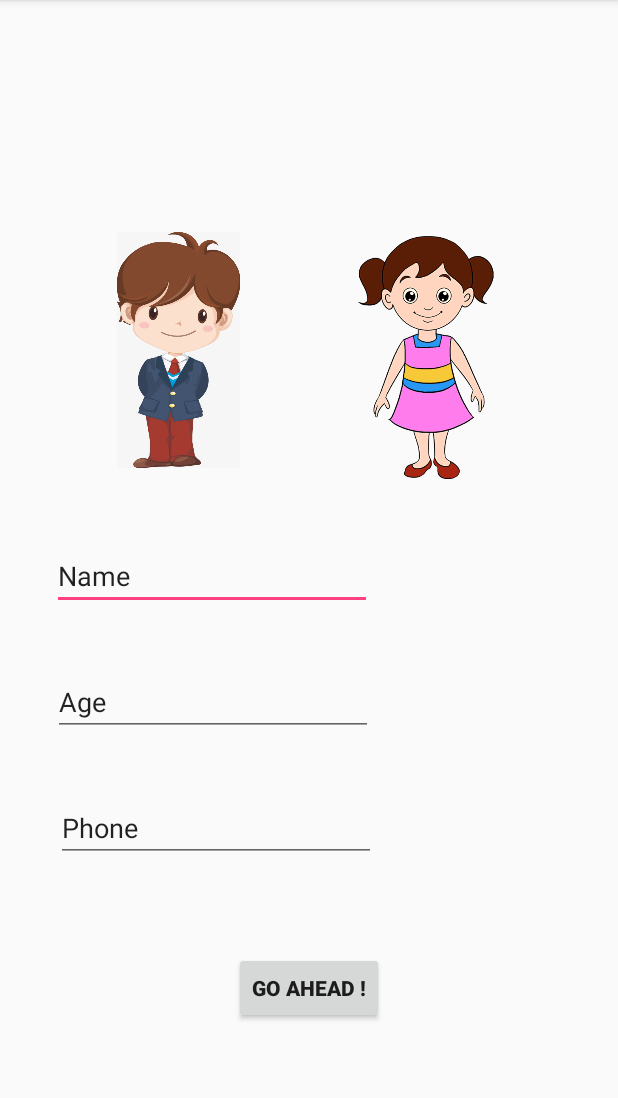
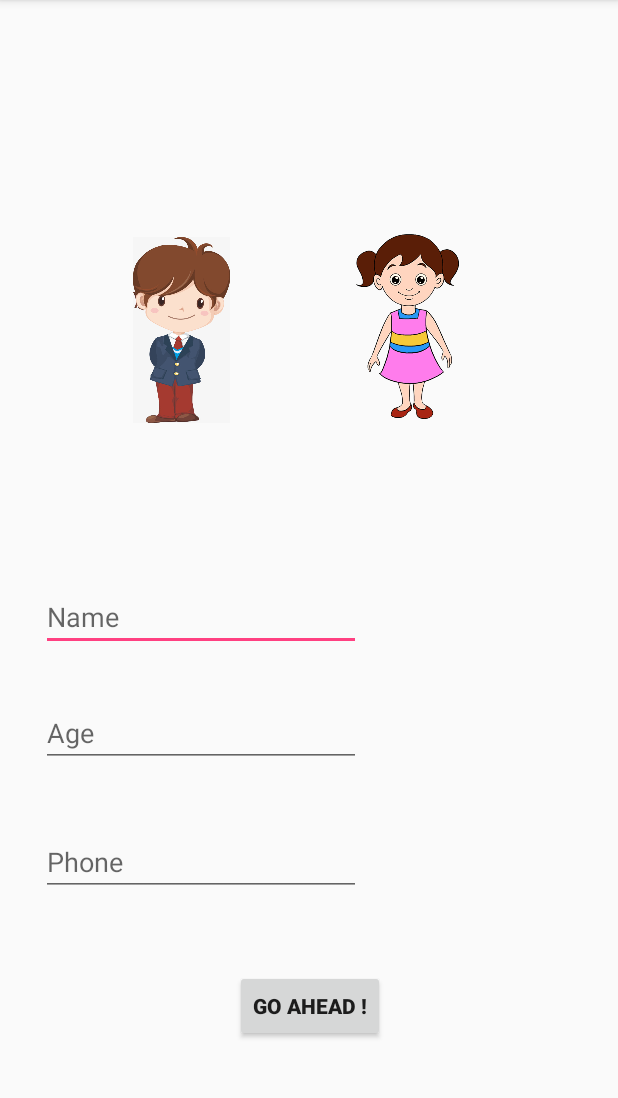
Before and after one commit to CodesByMrFarenheit/DermaPal, an Android app: the screen it shows after launch (MainActivity), after a tap on "SIGNUP", on a phone screen of 412 x 824 dp, the part 84-1182 px from its top. Run offline under Robolectric (Android 15) with nearby library versions, the phone set to English and light mode, and no system bars; our stand-ins replace Firebase (no records; nobody signed in at launch, a user with empty details on screens opened directly); 1 other tap on this screen came first.

Commit message:
Gui Update |1st deploy Success

```diff
--- a/app/src/main/java/com/sacredcodes/dermapal/MainActivity.java
+++ b/app/src/main/java/com/sacredcodes/dermapal/MainActivity.java
@@ -9,8 +9,7 @@ import android.util.Log;
 import android.view.View;
 import android.widget.Button;
 import android.widget.EditText;
-import android.widget.ImageButton;
-import android.widget.RelativeLayout;
+import android.widget.ImageView;
 import android.widget.Toast;
 
 import com.google.android.gms.tasks.OnCompleteListener;
@@ -52,8 +51,8 @@ public class MainActivity extends AppCompatActivity {
     Button goToRegButton;
 
     //Reg Layout
-    ImageButton genderMale;
-    ImageButton GenderFemale;
+    ImageView genderMale;
+    ImageView genderFemale;
     Button SignUpButton2;
     EditText userName;
     EditText userPhone;
@@ -89,7 +88,7 @@ public class MainActivity extends AppCompatActivity {
 
         //Reg Layout
         genderMale =  findViewById(R.id.genderMale);
-        GenderFemale = findViewById(R.id.genderFemale);
+        genderFemale = findViewById(R.id.genderFemale);
         SignUpButton2 =  findViewById(R.id.signUpButton2);
         userName = findViewById(R.id.userName);
         userPhone = findViewById(R.id.userPhone);
@@ -107,16 +106,19 @@ public class MainActivity extends AppCompatActivity {
         public void onClick(View v) {
 
             userGender = "male";
+            genderFemale.setImageResource(R.drawable.female);
+            genderMale.setImageResource(R.drawable.malethumsup);
 
         }
     });
 
-    GenderFemale.setOnClickListener(new View.OnClickListener() {
+    genderFemale.setOnClickListener(new View.OnClickListener() {
         @Override
         public void onClick(View v) {
 
             userGender = "female";
-
+            genderMale.setImageResource(R.drawable.male);
+            genderFemale.setImageResource(R.drawable.femalethumsup);
         }
     });
 
--- a/app/src/main/res/layout/activity_main.xml
+++ b/app/src/main/res/layout/activity_main.xml
@@ -98,118 +98,127 @@
         android:id="@+id/layoutReg"
         android:layout_width="match_parent"
         android:layout_height="match_parent"
+        android:layout_marginBottom="8dp"
+        android:layout_marginEnd="8dp"
+        android:layout_marginStart="8dp"
+        android:layout_marginTop="8dp"
         android:visibility="visible"
-        tools:layout_editor_absoluteX="0dp"
-        tools:layout_editor_absoluteY="0dp">
+        app:layout_constraintBottom_toBottomOf="parent"
+        app:layout_constraintEnd_toEndOf="parent"
+        app:layout_constraintHorizontal_bias="0.0"
+        app:layout_constraintStart_toStartOf="parent"
+        app:layout_constraintTop_toTopOf="parent"
+        app:layout_constraintVertical_bias="0.0">
 
         <EditText
             android:id="@+id/userName"
             android:layout_width="wrap_content"
             android:layout_height="wrap_content"
+            android:layout_marginBottom="8dp"
+            android:layout_marginEnd="8dp"
             android:layout_marginStart="8dp"
             android:layout_marginTop="8dp"
-            android:layout_marginEnd="8dp"
-            android:layout_marginBottom="8dp"
             android:ems="10"
+            android:hint="Name"
             android:inputType="textPersonName"
-            android:text="Name"
             app:layout_constraintBottom_toBottomOf="parent"
             app:layout_constraintEnd_toEndOf="parent"
-            app:layout_constraintHorizontal_bias="0.146"
+            app:layout_constraintHorizontal_bias="0.066"
             app:layout_constraintStart_toStartOf="parent"
-            app:layout_constraintTop_toTopOf="parent" />
+            app:layout_constraintTop_toTopOf="parent"
+            app:layout_constraintVertical_bias="0.54" />
 
         <EditText
             android:id="@+id/userPhone"
             android:layout_width="wrap_content"
             android:layout_height="wrap_content"
+            android:layout_marginBottom="8dp"
+            android:layout_marginEnd="8dp"
             android:layout_marginStart="8dp"
             android:layout_marginTop="8dp"
-            android:layout_marginEnd="8dp"
-            android:layout_marginBottom="8dp"
             android:ems="10"
+            android:hint="Phone"
             android:inputType="phone"
-            android:text="Phone"
             app:layout_constraintBottom_toBottomOf="parent"
             app:layout_constraintEnd_toEndOf="parent"
-            app:layout_constraintHorizontal_bias="0.159"
+            app:layout_constraintHorizontal_bias="0.066"
             app:layout_constraintStart_toStartOf="parent"
             app:layout_constraintTop_toTopOf="parent"
-            app:layout_constraintVertical_bias="0.738" />
+            app:layout_constraintVertical_bias="0.776" />
 
         <EditText
             android:id="@+id/userAge"
             android:layout_width="wrap_content"
             android:layout_height="wrap_content"
+            android:layout_marginBottom="8dp"
+            android:layout_marginEnd="8dp"
             android:layout_marginStart="8dp"
             android:layout_marginTop="8dp"
-            android:layout_marginEnd="8dp"
-            android:layout_marginBottom="8dp"
             android:ems="10"
+            android:hint="Age"
             android:inputType="number"
-            android:text="Age"
             app:layout_constraintBottom_toBottomOf="parent"
             app:layout_constraintEnd_toEndOf="parent"
-            app:layout_constraintHorizontal_bias="0.148"
+            app:layout_constraintHorizontal_bias="0.066"
             app:layout_constraintStart_toStartOf="parent"
             app:layout_constraintTop_toTopOf="parent"
-            app:layout_constraintVertical_bias="0.619" />
+            app:layout_constraintVertical_bias="0.652" />
 
 
         <Button
             android:id="@+id/signUpButton2"
             android:layout_width="wrap_content"
             android:layout_height="wrap_content"
+            android:layout_marginBottom="8dp"
+            android:layout_marginEnd="8dp"
             android:layout_marginStart="8dp"
             android:layout_marginTop="8dp"
-            android:layout_marginEnd="8dp"
-            android:layout_marginBottom="8dp"
             android:text="GO Ahead !"
             android:textStyle="bold"
             app:layout_constraintBottom_toBottomOf="parent"
             app:layout_constraintEnd_toEndOf="parent"
-            app:layout_constraintHorizontal_bias="0.501"
+            app:layout_constraintHorizontal_bias="0.502"
             app:layout_constraintStart_toStartOf="parent"
             app:layout_constraintTop_toTopOf="parent"
-            app:layout_constraintVertical_bias="0.89" />
+            app:layout_constraintVertical_bias="0.917" />
 
+        <ImageView
             android:id="@+id/genderMale"
-        <ImageView
-            android:layout_width="86dp"
-            android:layout_height="157dp"
+            android:layout_width="210dp"
+            android:layout_height="124dp"
+            android:layout_marginBottom="8dp"
+            android:layout_marginEnd="8dp"
             android:layout_marginStart="8dp"
             android:layout_marginTop="8dp"
-            android:layout_marginEnd="8dp"
-            android:layout_marginBottom="8dp"
-            android:adjustViewBounds="true"
             android:clickable="true"
-            android:cropToPadding="true"
             app:layout_constraintBottom_toBottomOf="parent"
             app:layout_constraintEnd_toEndOf="parent"
-            app:layout_constraintHorizontal_bias="0.22"
+            app:layout_constraintHorizontal_bias="0.0"
             app:layout_constraintStart_toStartOf="parent"
             app:layout_constraintTop_toTopOf="parent"
-            app:layout_constraintVertical_bias="0.247"
-            app:srcCompat="@drawable/Male" />
+            app:layout_constraintVertical_bias="0.232"
+            app:srcCompat="@drawable/male" />
 
+        <ImageView
             android:id="@+id/genderFemale"
-        <ImageView
-            android:layout_width="192dp"
-            android:layout_height="331dp"
+            android:layout_width="146dp"
+            android:layout_height="226dp"
+            android:layout_marginBottom="8dp"
+            android:layout_marginEnd="8dp"
             android:layout_marginStart="8dp"
             android:layout_marginTop="8dp"
-            android:layout_marginEnd="8dp"
-            android:layout_marginBottom="8dp"
-            android:adjustViewBounds="true"
             android:clickable="true"
-            android:cropToPadding="true"
             app:layout_constraintBottom_toBottomOf="parent"
             app:layout_constraintEnd_toEndOf="parent"
-            app:layout_constraintHorizontal_bias="0.881"
+            app:layout_constraintHorizontal_bias="0.781"
             app:layout_constraintStart_toStartOf="parent"
             app:layout_constraintTop_toTopOf="parent"
-            app:layout_constraintVertical_bias="0.153"
-            app:srcCompat="@drawable/Female" />
+            app:layout_constraintVertical_bias="0.174"
+            app:srcCompat="@drawable/female" />
+
+        android:id="@+id/genderMale"
+
+        android:id="@+id/genderFemale"
 
     </android.support.constraint.ConstraintLayout>
 
@@ -223,10 +232,10 @@
             android:id="@+id/userEmailSignUp"
             android:layout_width="wrap_content"
             android:layout_height="wrap_content"
+            android:layout_marginBottom="8dp"
+            android:layout_marginEnd="8dp"
             android:layout_marginStart="8dp"
             android:layout_marginTop="284dp"
-            android:layout_marginEnd="8dp"
-            android:layout_marginBottom="8dp"
             android:ems="10"
             android:hint="Enter E mail"
             android:inputType="textEmailAddress"
@@ -241,10 +250,10 @@
             android:id="@+id/userPasswordSignUp"
             android:layout_width="wrap_content"
             android:layout_height="wrap_content"
+            android:layout_marginBottom="8dp"
+            android:layout_marginEnd="8dp"
             android:layout_marginStart="8dp"
             android:layout_marginTop="8dp"
-            android:layout_marginEnd="8dp"
-            android:layout_marginBottom="8dp"
             android:ems="10"
             android:hint="Enter Password"
             android:inputType="textPassword"
@@ -259,10 +268,10 @@
             android:id="@+id/goToRegButton"
             android:layout_width="wrap_content"
             android:layout_height="wrap_content"
+            android:layout_marginBottom="8dp"
+            android:layout_marginEnd="8dp"
             android:layout_marginStart="8dp"
             android:layout_marginTop="8dp"
-            android:layout_marginEnd="8dp"
-            android:layout_marginBottom="8dp"
             android:text="SignUp"
             android:textStyle="bold"
             app:layout_constraintBottom_toBottomOf="parent"
@@ -278,16 +287,16 @@
         android:id="@+id/layoutSignIn"
         android:layout_width="match_parent"
         android:layout_height="match_parent"
-        android:visibility="visible">
+        android:visibility="gone">
 
         <EditText
             android:id="@+id/userEmail"
             android:layout_width="wrap_content"
             android:layout_height="wrap_content"
+            android:layout_marginBottom="8dp"
+            android:layout_marginEnd="8dp"
             android:layout_marginStart="8dp"
             android:layout_marginTop="8dp"
-            android:layout_marginEnd="8dp"
-            android:layout_marginBottom="8dp"
             android:ems="10"
             android:inputType="textPersonName"
             app:layout_constraintBottom_toBottomOf="parent"
@@ -300,10 +309,10 @@
             android:id="@+id/userPassword"
             android:layout_width="wrap_content"
             android:layout_height="wrap_content"
+            android:layout_marginBottom="8dp"
+            android:layout_marginEnd="8dp"
             android:layout_marginStart="8dp"
             android:layout_marginTop="8dp"
-            android:layout_marginEnd="8dp"
-            android:layout_marginBottom="8dp"
             android:ems="10"
             android:inputType="textPersonName"
             app:layout_constraintBottom_toBottomOf="parent"
@@ -313,13 +322,13 @@
             app:layout_constraintVertical_bias="0.714" />
 
         <TextView
-            android:id="@+id/textView"
+            android:id="@+id/userEmailText"
             android:layout_width="wrap_content"
             android:layout_height="wrap_content"
+            android:layout_marginBottom="8dp"
+            android:layout_marginEnd="8dp"
             android:layout_marginStart="8dp"
             android:layout_marginTop="8dp"
-            android:layout_marginEnd="8dp"
-            android:layout_marginBottom="8dp"
             android:text="E-Mail id"
             app:layout_constraintBottom_toBottomOf="parent"
             app:layout_constraintEnd_toEndOf="parent"
@@ -332,10 +341,10 @@
             android:id="@+id/textView2"
             android:layout_width="wrap_content"
             android:layout_height="wrap_content"
+            android:layout_marginBottom="8dp"
+            android:layout_marginEnd="8dp"
             android:layout_marginStart="8dp"
             android:layout_marginTop="8dp"
-            android:layout_marginEnd="8dp"
-            android:layout_marginBottom="8dp"
             android:text="Password"
             app:layout_constraintBottom_toBottomOf="parent"
             app:layout_constraintEnd_toEndOf="parent"
@@ -348,10 +357,10 @@
             android:id="@+id/signInButton2"
             android:layout_width="wrap_content"
             android:layout_height="wrap_content"
+            android:layout_marginBottom="8dp"
+            android:layout_marginEnd="8dp"
             android:layout_marginStart="8dp"
             android:layout_marginTop="8dp"
-            android:layout_marginEnd="8dp"
-            android:layout_marginBottom="8dp"
             android:text="GO"
             app:layout_constraintBottom_toBottomOf="parent"
             app:layout_constraintEnd_toEndOf="parent"
@@ -364,10 +373,10 @@
             android:id="@+id/imageView5"
             android:layout_width="295dp"
             android:layout_height="248dp"
+            android:layout_marginBottom="8dp"
+            android:layout_marginEnd="8dp"
             android:layout_marginStart="8dp"
             android:layout_marginTop="8dp"
-            android:layout_marginEnd="8dp"
-            android:layout_marginBottom="8dp"
             app:layout_constraintBottom_toBottomOf="parent"
             app:layout_constraintEnd_toEndOf="parent"
             app:layout_constraintStart_toStartOf="parent"
@@ -390,6 +399,7 @@
         app:layout_constraintVertical_bias="1.0">
 
         <LinearLayout
+            android:id="@+id/linearLayout"
             android:layout_width="wrap_content"
             android:layout_height="89dp"
             android:orientation="vertical"
@@ -416,9 +426,17 @@
             android:id="@+id/imageView"
             android:layout_width="204dp"
             android:layout_height="228dp"
-            app:srcCompat="@drawable/doc"
-            tools:layout_editor_absoluteX="119dp"
-            tools:layout_editor_absoluteY="97dp" />
+            android:layout_marginBottom="8dp"
+            android:layout_marginEnd="8dp"
+            android:layout_marginStart="8dp"
+            android:layout_marginTop="8dp"
+            app:layout_constraintBottom_toBottomOf="parent"
+            app:layout_constraintEnd_toEndOf="parent"
+            app:layout_constraintHorizontal_bias="0.583"
+            app:layout_constraintStart_toStartOf="parent"
+            app:layout_constraintTop_toTopOf="parent"
+            app:layout_constraintVertical_bias="0.186"
+            app:srcCompat="@drawable/doc" />
 
     </android.support.constraint.ConstraintLayout>
 </android.support.constraint.ConstraintLayout>
--- a/build.gradle
+++ b/build.gradle
@@ -7,7 +7,7 @@ buildscript {
         jcenter()
     }
     dependencies {
-        classpath 'com.android.tools.build:gradle:3.1.3'
+        classpath 'com.android.tools.build:gradle:3.1.0'
 
 
         // NOTE: Do not place your application dependencies here; they belong
```
Also changed, not shown: app/src/main/res/drawable/female.png (renamed from app/src/main/res/drawable/Female.png), app/src/main/res/drawable/femalethumsup.png (renamed from app/src/main/res/drawable/FemaleThumsUp.png), app/src/main/res/drawable/male.jpg (renamed from app/src/main/res/drawable/Male.jpg), app/src/main/res/drawable/malethumsup.jpg (renamed from app/src/main/res/drawable/MaleThumsUp.jpg).
